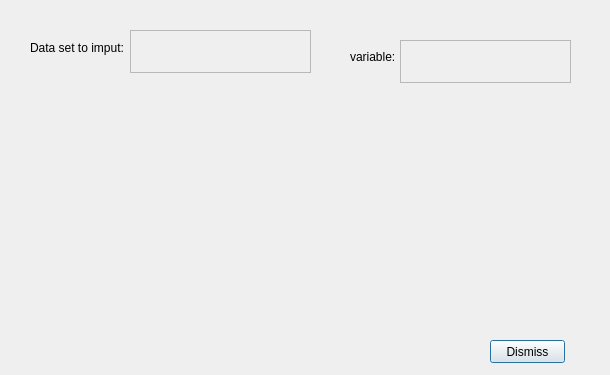
Before: the Qt Designer form dialogs/mcmcdataimputationdialog.ui in PauloCarvalhoRJ/gammaray, drawn with Qt 5.
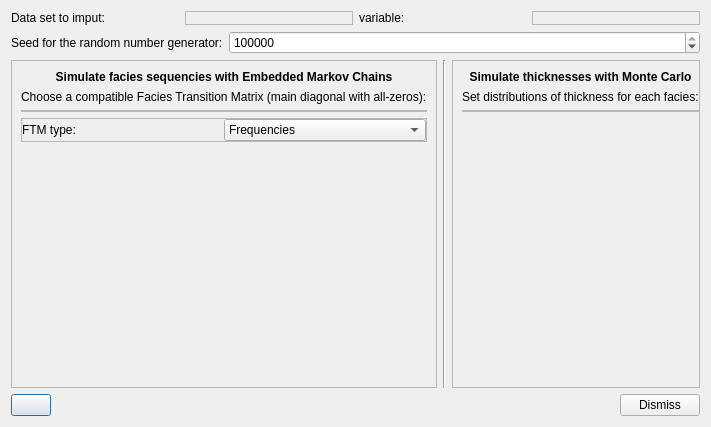
After: the same form once the commit is applied. Icons and pictures are not drawn.

Diff of the .ui file:
```diff
--- a/dialogs/mcmcdataimputationdialog.ui
+++ b/dialogs/mcmcdataimputationdialog.ui
@@ -6,86 +6,379 @@
    <rect>
     <x>0</x>
     <y>0</y>
-    <width>610</width>
-    <height>375</height>
+    <width>662</width>
+    <height>427</height>
    </rect>
   </property>
   <property name="windowTitle">
    <string>Dialog</string>
   </property>
-  <widget class="QPushButton" name="btnDismiss">
-   <property name="geometry">
-    <rect>
-     <x>490</x>
-     <y>340</y>
-     <width>75</width>
-     <height>23</height>
-    </rect>
-   </property>
-   <property name="text">
-    <string>Dismiss</string>
-   </property>
-  </widget>
-  <widget class="QLabel" name="label">
-   <property name="geometry">
-    <rect>
-     <x>30</x>
-     <y>40</y>
-     <width>131</width>
-     <height>16</height>
-    </rect>
-   </property>
-   <property name="text">
-    <string>Data set to imput:</string>
-   </property>
-  </widget>
-  <widget class="QLabel" name="label_2">
-   <property name="geometry">
-    <rect>
-     <x>350</x>
-     <y>50</y>
-     <width>46</width>
-     <height>13</height>
-    </rect>
-   </property>
-   <property name="text">
-    <string>variable:</string>
-   </property>
-  </widget>
-  <widget class="QFrame" name="frmCmbDataSet">
-   <property name="geometry">
-    <rect>
-     <x>130</x>
-     <y>30</y>
-     <width>181</width>
-     <height>43</height>
-    </rect>
-   </property>
-   <property name="frameShape">
-    <enum>QFrame::StyledPanel</enum>
-   </property>
-   <property name="frameShadow">
-    <enum>QFrame::Raised</enum>
-   </property>
-   <layout class="QVBoxLayout" name="verticalLayout"/>
-  </widget>
-  <widget class="QFrame" name="frmCmbVariable">
-   <property name="geometry">
-    <rect>
-     <x>400</x>
-     <y>40</y>
-     <width>171</width>
-     <height>43</height>
-    </rect>
-   </property>
-   <property name="frameShape">
-    <enum>QFrame::StyledPanel</enum>
-   </property>
-   <property name="frameShadow">
-    <enum>QFrame::Raised</enum>
-   </property>
-   <layout class="QVBoxLayout" name="verticalLayout_2"/>
-  </widget>
+  <layout class="QVBoxLayout" name="verticalLayout_3">
+   <item>
+    <layout class="QHBoxLayout" name="horizontalLayout">
+     <item>
+      <widget class="QLabel" name="label">
+       <property name="text">
+        <string>Data set to imput:</string>
+       </property>
+      </widget>
+     </item>
+     <item>
+      <widget class="QFrame" name="frmCmbDataSet">
+       <property name="frameShape">
+        <enum>QFrame::StyledPanel</enum>
+       </property>
+       <property name="frameShadow">
+        <enum>QFrame::Raised</enum>
+       </property>
+       <layout class="QVBoxLayout" name="verticalLayout">
+        <property name="spacing">
+         <number>0</number>
+        </property>
+        <property name="leftMargin">
+         <number>0</number>
+        </property>
+        <property name="topMargin">
+         <number>0</number>
+        </property>
+        <property name="rightMargin">
+         <number>0</number>
+        </property>
+        <property name="bottomMargin">
+         <number>0</number>
+        </property>
+       </layout>
+      </widget>
+     </item>
+     <item>
+      <widget class="QLabel" name="label_2">
+       <property name="text">
+        <string>variable:</string>
+       </property>
+      </widget>
+     </item>
+     <item>
+      <widget class="QFrame" name="frmCmbVariable">
+       <property name="frameShape">
+        <enum>QFrame::StyledPanel</enum>
+       </property>
+       <property name="frameShadow">
+        <enum>QFrame::Raised</enum>
+       </property>
+       <layout class="QVBoxLayout" name="verticalLayout_2">
+        <property name="spacing">
+         <number>0</number>
+        </property>
+        <property name="leftMargin">
+         <number>0</number>
+        </property>
+        <property name="topMargin">
+         <number>0</number>
+        </property>
+        <property name="rightMargin">
+         <number>0</number>
+        </property>
+        <property name="bottomMargin">
+         <number>0</number>
+        </property>
+       </layout>
+      </widget>
+     </item>
+    </layout>
+   </item>
+   <item>
+    <layout class="QHBoxLayout" name="horizontalLayout_4">
+     <property name="topMargin">
+      <number>0</number>
+     </property>
+     <item>
+      <widget class="QLabel" name="label_5">
+       <property name="text">
+        <string>Seed for the random number generator:</string>
+       </property>
+      </widget>
+     </item>
+     <item>
+      <widget class="QSpinBox" name="spinSeed">
+       <property name="sizePolicy">
+        <sizepolicy hsizetype="Expanding" vsizetype="Fixed">
+         <horstretch>0</horstretch>
+         <verstretch>0</verstretch>
+        </sizepolicy>
+       </property>
+       <property name="minimum">
+        <number>11</number>
+       </property>
+       <property name="maximum">
+        <number>999999999</number>
+       </property>
+       <property name="singleStep">
+        <number>1313</number>
+       </property>
+       <property name="value">
+        <number>131313</number>
+       </property>
+      </widget>
+     </item>
+    </layout>
+   </item>
+   <item>
+    <layout class="QHBoxLayout" name="horizontalLayout_3">
+     <item>
+      <widget class="QFrame" name="frame">
+       <property name="sizePolicy">
+        <sizepolicy hsizetype="Preferred" vsizetype="Expanding">
+         <horstretch>0</horstretch>
+         <verstretch>0</verstretch>
+        </sizepolicy>
+       </property>
+       <property name="frameShape">
+        <enum>QFrame::StyledPanel</enum>
+       </property>
+       <property name="frameShadow">
+        <enum>QFrame::Raised</enum>
+       </property>
+       <layout class="QVBoxLayout" name="verticalLayout_4">
+        <item>
+         <widget class="QLabel" name="label_3">
+          <property name="font">
+           <font>
+            <weight>75</weight>
+            <bold>true</bold>
+           </font>
+          </property>
+          <property name="text">
+           <string>Simulate facies sequencies with Embedded Markov Chains</string>
+          </property>
+          <property name="alignment">
+           <set>Qt::AlignCenter</set>
+          </property>
+         </widget>
+        </item>
+        <item>
+         <widget class="QLabel" name="label_6">
+          <property name="text">
+           <string>Choose a compatible Facies Transition Matrix (main diagonal with all-zeros):</string>
+          </property>
+         </widget>
+        </item>
+        <item>
+         <widget class="QFrame" name="frmCmbFTM">
+          <property name="frameShape">
+           <enum>QFrame::StyledPanel</enum>
+          </property>
+          <property name="frameShadow">
+           <enum>QFrame::Raised</enum>
+          </property>
+          <layout class="QHBoxLayout" name="horizontalLayout_5">
+           <property name="spacing">
+            <number>0</number>
+           </property>
+           <property name="leftMargin">
+            <number>0</number>
+           </property>
+           <property name="topMargin">
+            <number>0</number>
+           </property>
+           <property name="rightMargin">
+            <number>0</number>
+           </property>
+           <property name="bottomMargin">
+            <number>0</number>
+           </property>
+          </layout>
+         </widget>
+        </item>
+        <item>
+         <widget class="QFrame" name="frame_3">
+          <property name="frameShape">
+           <enum>QFrame::StyledPanel</enum>
+          </property>
+          <property name="frameShadow">
+           <enum>QFrame::Raised</enum>
+          </property>
+          <layout class="QHBoxLayout" name="horizontalLayout_6">
+           <property name="spacing">
+            <number>0</number>
+           </property>
+           <property name="leftMargin">
+            <number>0</number>
+           </property>
+           <property name="topMargin">
+            <number>0</number>
+           </property>
+           <property name="rightMargin">
+            <number>0</number>
+           </property>
+           <property name="bottomMargin">
+            <number>0</number>
+           </property>
+           <item>
+            <widget class="QLabel" name="label_8">
+             <property name="text">
+              <string>FTM type:</string>
+             </property>
+            </widget>
+           </item>
+           <item>
+            <widget class="QComboBox" name="cmbFTMtype">
+             <item>
+              <property name="text">
+               <string>Frequencies</string>
+              </property>
+             </item>
+             <item>
+              <property name="text">
+               <string>Probabilities</string>
+              </property>
+             </item>
+            </widget>
+           </item>
+          </layout>
+         </widget>
+        </item>
+        <item>
+         <spacer name="verticalSpacer">
+          <property name="orientation">
+           <enum>Qt::Vertical</enum>
+          </property>
+          <property name="sizeHint" stdset="0">
+           <size>
+            <width>20</width>
+            <height>40</height>
+           </size>
+          </property>
+         </spacer>
+        </item>
+       </layout>
+      </widget>
+     </item>
+     <item>
+      <widget class="Line" name="line">
+       <property name="orientation">
+        <enum>Qt::Vertical</enum>
+       </property>
+      </widget>
+     </item>
+     <item>
+      <widget class="QFrame" name="frame_2">
+       <property name="frameShape">
+        <enum>QFrame::StyledPanel</enum>
+       </property>
+       <property name="frameShadow">
+        <enum>QFrame::Raised</enum>
+       </property>
+       <layout class="QVBoxLayout" name="verticalLayout_5">
+        <property name="rightMargin">
+         <number>0</number>
+        </property>
+        <item>
+         <widget class="QLabel" name="label_4">
+          <property name="font">
+           <font>
+            <weight>75</weight>
+            <bold>true</bold>
+           </font>
+          </property>
+          <property name="text">
+           <string>Simulate thicknesses with Monte Carlo</string>
+          </property>
+          <property name="alignment">
+           <set>Qt::AlignCenter</set>
+          </property>
+         </widget>
+        </item>
+        <item>
+         <widget class="QLabel" name="label_7">
+          <property name="text">
+           <string>Set distributions of thickness for each facies:</string>
+          </property>
+         </widget>
+        </item>
+        <item>
+         <widget class="QFrame" name="frmDistributions">
+          <property name="frameShape">
+           <enum>QFrame::StyledPanel</enum>
+          </property>
+          <property name="frameShadow">
+           <enum>QFrame::Raised</enum>
+          </property>
+          <layout class="QVBoxLayout" name="verticalLayout_6">
+           <property name="spacing">
+            <number>0</number>
+           </property>
+           <property name="leftMargin">
+            <number>0</number>
+           </property>
+           <property name="topMargin">
+            <number>0</number>
+           </property>
+           <property name="rightMargin">
+            <number>0</number>
+           </property>
+           <property name="bottomMargin">
+            <number>0</number>
+           </property>
+          </layout>
+         </widget>
+        </item>
+        <item>
+         <spacer name="verticalSpacer_2">
+          <property name="orientation">
+           <enum>Qt::Vertical</enum>
+          </property>
+          <property name="sizeHint" stdset="0">
+           <size>
+            <width>20</width>
+            <height>40</height>
+           </size>
+          </property>
+         </spacer>
+        </item>
+       </layout>
+      </widget>
+     </item>
+    </layout>
+   </item>
+   <item>
+    <layout class="QHBoxLayout" name="horizontalLayout_2">
+     <item>
+      <widget class="QPushButton" name="btnRun">
+       <property name="toolTip">
+        <string>Run MCMC simulation.</string>
+       </property>
+       <property name="text">
+        <string/>
+       </property>
+       <property name="icon">
+        <iconset resource="../resources.qrc">
+         <normaloff>:/icons32/play32</normaloff>:/icons32/play32</iconset>
+       </property>
+      </widget>
+     </item>
+     <item>
+      <spacer name="horizontalSpacer">
+       <property name="orientation">
+        <enum>Qt::Horizontal</enum>
+       </property>
+       <property name="sizeHint" stdset="0">
+        <size>
+         <width>40</width>
+         <height>20</height>
+        </size>
+       </property>
+      </spacer>
+     </item>
+     <item>
+      <widget class="QPushButton" name="btnDismiss">
+       <property name="text">
+        <string>Dismiss</string>
+       </property>
+      </widget>
+     </item>
+    </layout>
+   </item>
+  </layout>
  </widget>
  <resources/>
  <connections>
```
Left out of the diff: 27 changed lines with no effect on the pictures.
